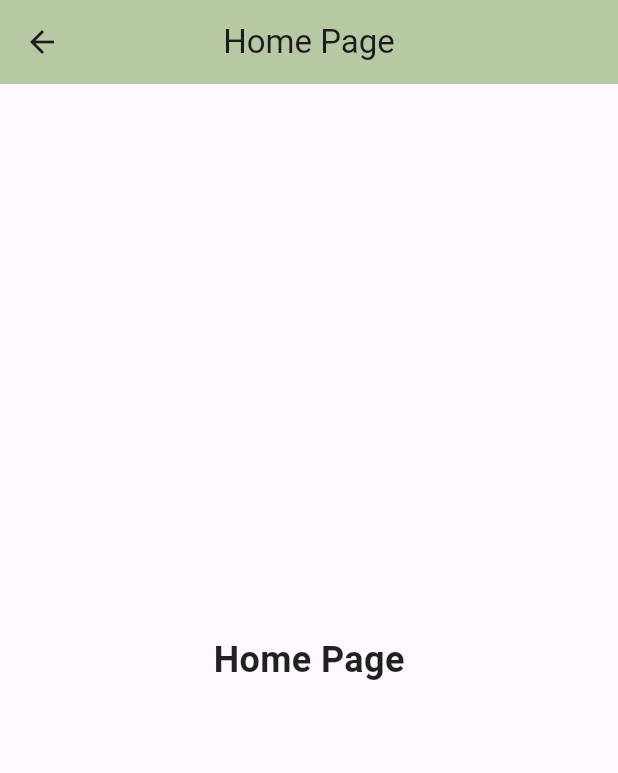
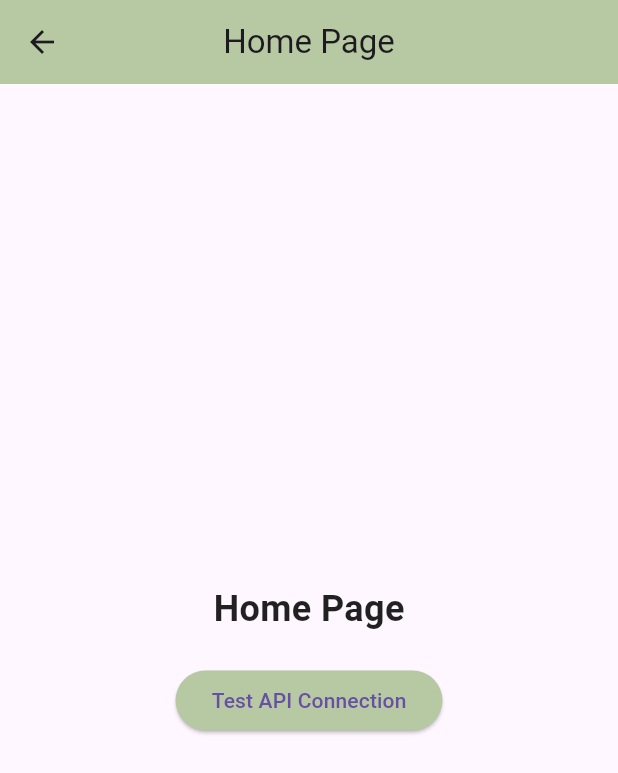
Before and after one commit to mariem19n/part-time-connect, a Flutter app: the HomePage screen opened directly, on a phone screen of 412 x 824 dp. Shown: the top 773 px of the screen. Run offline on Flutter 3.47's test engine with Material 3 defaults, Android fonts, the phone set to English and light mode, and no system bars; our stand-ins replace flutter_map, geocoding, latlong2, multi_select_flutter.

Commit message:
Connect Flutter to Django

```diff
--- a/lib/Job_seeker/HomePage.dart
+++ b/lib/Job_seeker/HomePage.dart
@@ -1,6 +1,9 @@
 import 'package:flutter/material.dart';
+import 'package:flutter_projects/services/api_service.dart';// Import your API service file
 
 class HomePage extends StatelessWidget {
+  final ApiService apiService = ApiService(); // Create an instance of ApiService
+
   @override
   Widget build(BuildContext context) {
     return Scaffold(
@@ -10,7 +13,10 @@ class HomePage extends StatelessWidget {
         backgroundColor: Color(0xFFB7C9A3), // Match the light green shade
       ),
       body: Center(
-        child: Text(
+        child: Column(
+          mainAxisAlignment: MainAxisAlignment.center,
+          children: [
+            Text(
               'Home Page',
               style: TextStyle(
                 fontSize: 24,
@@ -18,6 +24,18 @@ class HomePage extends StatelessWidget {
                 color: Colors.black87,
               ),
             ),
+            SizedBox(height: 20), // Add spacing between the text and button
+            ElevatedButton(
+              onPressed: () {
+                apiService.testConnection(); // Call the API service
+              },
+              child: Text('Test API Connection'),
+              style: ElevatedButton.styleFrom(
+                backgroundColor: Color(0xFFB7C9A3), // Button color to match theme
+              ),
+            ),
+          ],
+        ),
       ),
     );
   }
--- a/pubspec.yaml
+++ b/pubspec.yaml
@@ -7,6 +7,7 @@ environment:
 dependencies:
   flutter:
     sdk: flutter
+  http: ^1.2.2
   multi_select_flutter: ^4.0.0
   flutter_map: ^7.0.2
   latlong2: ^0.9.1
```
Also changed, not shown: lib/Job_seeker/TunisiaMapPage.dart (+6 -5 lines), lib/Sign_In/sign_up_screen.dart (+6 -2 lines), lib/services/api_service.dart (added, +22 -0 lines), pubspec.lock. Lines whose indentation alone changed are shown as unchanged.
